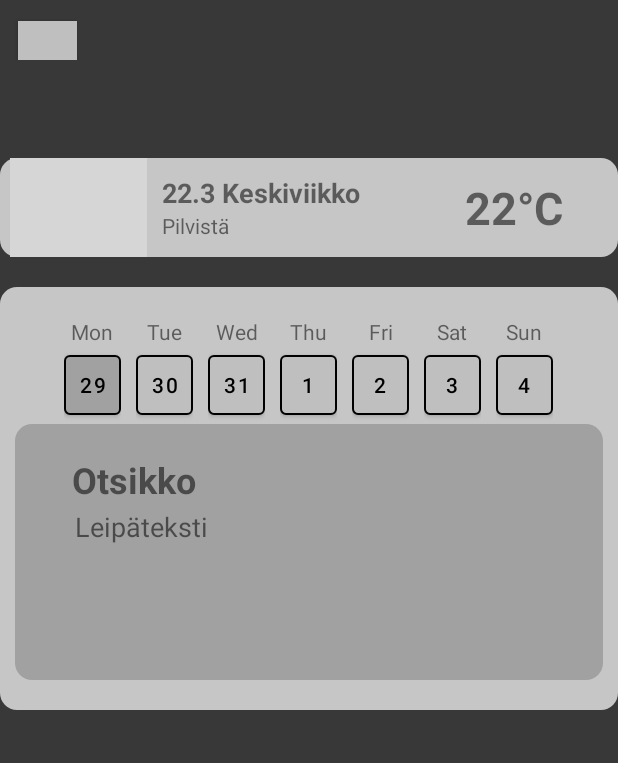
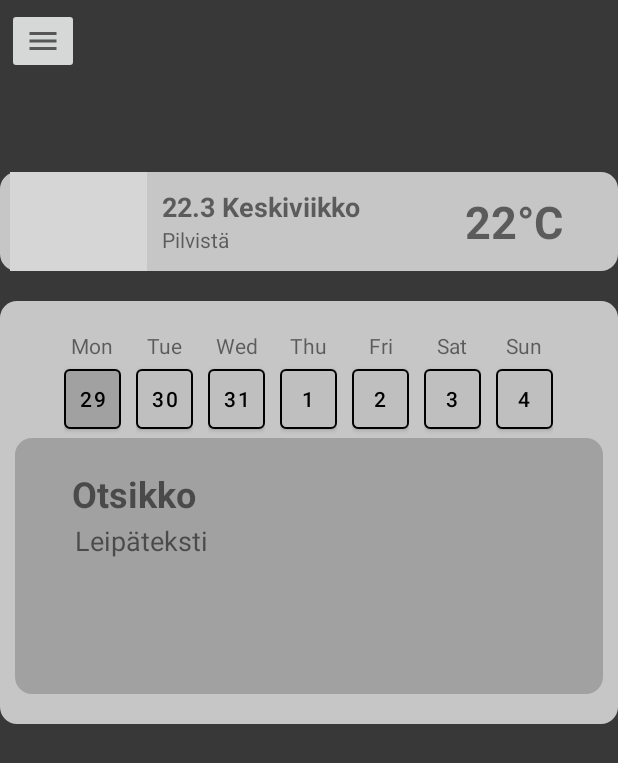
Before and after one commit to spoilaro/java-harkka, an Android app: the screen it shows after launch (MainActivity), on a phone screen of 412 x 824 dp. Shown: the top 763 px of the screen. Run offline under Robolectric (Android 15) with nearby library versions, the phone set to English and light mode, and no system bars; network calls fail; grey boxes are pictures that could not be loaded.

Commit message:
Menu button added

```diff
--- /dev/null
+++ b/app/src/main/res/drawable/ic_baseline_menu_24.xml
@@ -0,0 +1,10 @@
+<vector xmlns:android="http://schemas.android.com/apk/res/android"
+    android:width="24dp"
+    android:height="24dp"
+    android:viewportWidth="24"
+    android:viewportHeight="24"
+    android:tint="?attr/colorControlNormal">
+  <path
+      android:fillColor="@android:color/white"
+      android:pathData="M3,18h18v-2L3,16v2zM3,13h18v-2L3,11v2zM3,6v2h18L21,6L3,6z"/>
+</vector>
--- a/app/src/main/res/layout/activity_main.xml
+++ b/app/src/main/res/layout/activity_main.xml
@@ -11,17 +11,18 @@
         android:layout_width="match_parent"
         android:layout_height="wrap_content">
 
-        <Button
-            android:id="@+id/button_Menu"
-            android:layout_width="39dp"
-            android:layout_height="26dp"
-            android:layout_marginStart="12dp"
-            android:layout_marginTop="14dp"
-            android:background="#C4C4C4"
-            android:foregroundTint="#FFFFFF"
+        <ImageButton
+            android:id="@+id/imageButton2"
+            android:layout_width="wrap_content"
+            android:layout_height="wrap_content"
+            android:layout_marginTop="5dp"
+            app:layout_constraintBottom_toBottomOf="parent"
+            app:layout_constraintEnd_toEndOf="parent"
+            app:layout_constraintHorizontal_bias="0.013"
             app:layout_constraintStart_toStartOf="parent"
-            app:layout_constraintTop_toTopOf="parent" />
-
+            app:layout_constraintTop_toTopOf="parent"
+            app:layout_constraintVertical_bias="0.0"
+            app:srcCompat="@drawable/ic_baseline_menu_24" />
     </androidx.constraintlayout.widget.ConstraintLayout>
 
     <LinearLayout
--- a/build.gradle
+++ b/build.gradle
@@ -5,7 +5,7 @@ buildscript {
         jcenter()
     }
     dependencies {
-        classpath "com.android.tools.build:gradle:4.1.2"
+        classpath 'com.android.tools.build:gradle:4.1.3'
 
         // NOTE: Do not place your application dependencies here; they belong
         // in the individual module build.gradle files
```
